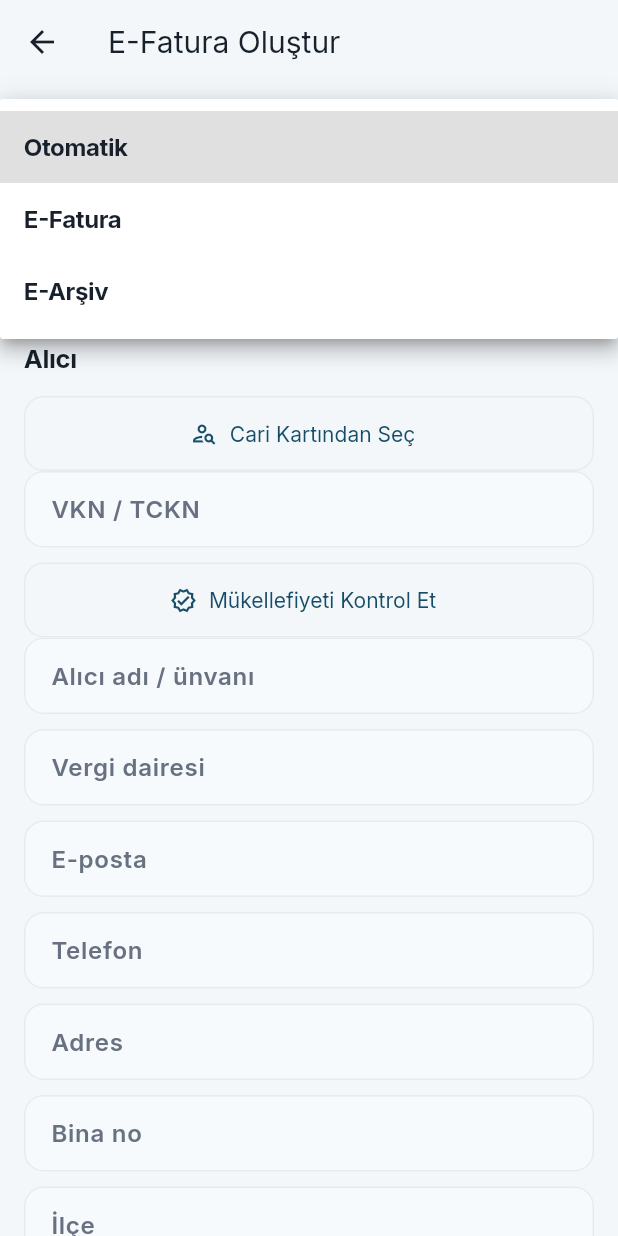
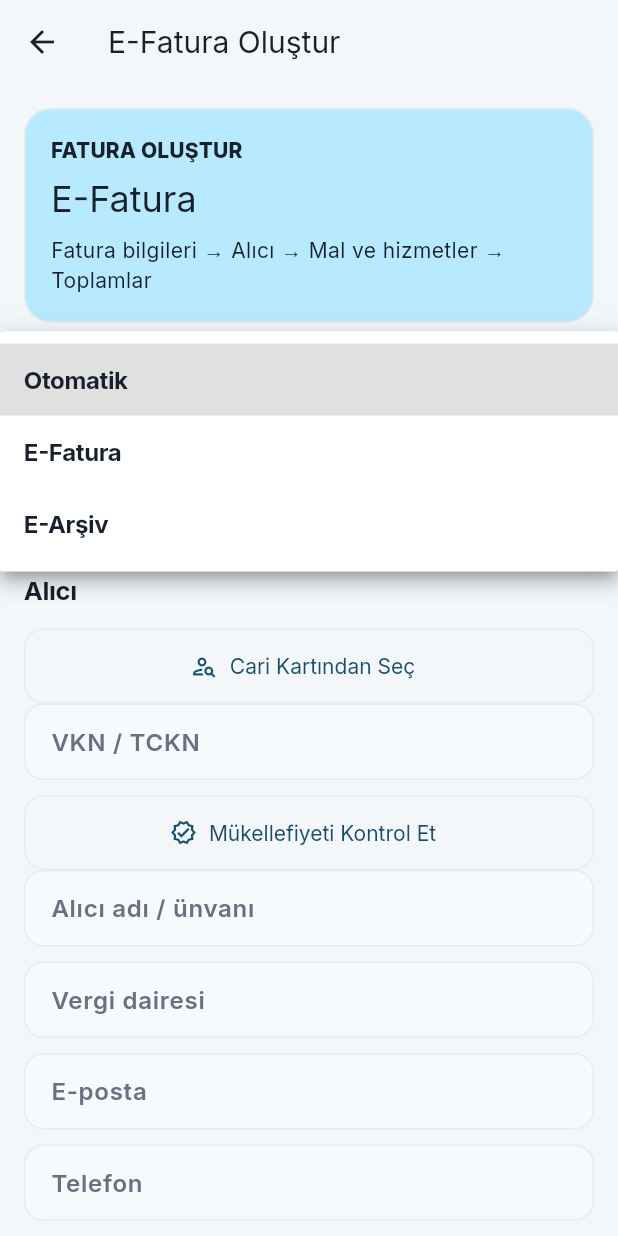
Before and after one commit to erolemir/finkit-mobile, a Flutter app: the EInvoiceComposerPage screen opened directly with empty values, after a tap on "Belge türü", on a phone screen of 412 x 824 dp. Run offline on Flutter 3.47's test engine with Material 3 defaults, Android fonts, the phone set to English and light mode, and no system bars; our stand-ins replace file_picker, flutter_local_notifications, google_fonts, package_info_plus, shared_preferences, timezone and 1 more; missing offline and left inert: workmanager; accounts and stored records are empty; network calls fail.

Commit message:
Add invoice code selection and type-aware taxes to mobile

```diff
--- a/lib/invoice_tax_catalog.dart
+++ b/lib/invoice_tax_catalog.dart
@@ -73,7 +73,13 @@ List<InvoiceTaxKind> availableInvoiceTaxes(
         .toList();
   }
   if ({'SATIS', 'IADE'}.contains(invoiceType)) {
-    return invoiceTaxKinds.where((kind) => kind.mode != 'SPECIAL').toList();
+    return invoiceTaxKinds
+        .where(
+          (kind) =>
+              kind.mode != 'SPECIAL' &&
+              (invoiceType != 'SATIS' || !{'0022', '9021'}.contains(kind.code)),
+        )
+        .toList();
   }
   return [];
 }
--- a/lib/pages/einvoice_composer_page.dart
+++ b/lib/pages/einvoice_composer_page.dart
@@ -241,6 +241,7 @@ class _EInvoiceComposerPageState extends State<EInvoiceComposerPage> {
   bool _sendEmail = false;
   bool _busy = false;
   Map<String, dynamic>? _number;
+  Map<String, dynamic>? _account;
   Map<String, dynamic>? _recipient;
   String? _error;
 
@@ -325,6 +326,40 @@ class _EInvoiceComposerPageState extends State<EInvoiceComposerPage> {
     } else {
       _lines.add(_ComposerLine());
     }
+    _loadInvoiceCodes();
+  }
+
+  Future<void> _loadInvoiceCodes() async {
+    try {
+      final result = await widget.api.electronicInvoiceAccount(
+        isClient: widget.isClient,
+      );
+      if (mounted && result['account'] is Map) {
+        setState(
+          () => _account = Map<String, dynamic>.from(result['account'] as Map),
+        );
+      }
+    } catch (error) {
+      if (mounted) setState(() => _error = 'Belge kodları yüklenemedi: $error');
+    }
+  }
+
+  List<String> get _savedSeries {
+    final type = _documentType == 'AUTO'
+        ? (_recipient == null
+              ? null
+              : _recipient?['is_einvoice_user'] == true
+              ? 'EINVOICE'
+              : 'EARCHIVE')
+        : _documentType;
+    if (type == null || _account == null) return [];
+    final field = type == 'EINVOICE' ? 'einvoice' : 'earchive';
+    final stored = _account!['${field}_series'];
+    return {
+      if (_account!['${field}_serie'] is String)
+        '${_account!['${field}_serie']}',
+      if (stored is List) ...stored.map((value) => '$value'),
+    }.where((code) => RegExp(r'^[A-Z]{3}$').hasMatch(code)).toList();
   }
 
   @override
@@ -557,7 +592,12 @@ class _EInvoiceComposerPageState extends State<EInvoiceComposerPage> {
         identifier,
         isClient: widget.isClient,
       );
-      if (mounted) setState(() => _recipient = result);
+      if (mounted)
+        setState(() {
+          _recipient = result;
+          _form['serie']!.clear();
+          _number = null;
+        });
     } catch (error) {
       if (mounted) setState(() => _error = '$error');
     } finally {
@@ -1164,6 +1204,31 @@ class _EInvoiceComposerPageState extends State<EInvoiceComposerPage> {
     body: ListView(
       padding: const EdgeInsets.all(16),
       children: [
+        Card(
+          color: Theme.of(context).colorScheme.primaryContainer,
+          child: Padding(
+            padding: const EdgeInsets.all(18),
+            child: Column(
+              crossAxisAlignment: CrossAxisAlignment.start,
+              children: [
+                Text(
+                  'FATURA OLUŞTUR',
+                  style: Theme.of(context).textTheme.labelLarge,
+                ),
+                const SizedBox(height: 6),
+                Text(
+                  _documentType == 'EARCHIVE' ? 'E-Arşiv Fatura' : 'E-Fatura',
+                  style: Theme.of(context).textTheme.headlineSmall,
+                ),
+                const SizedBox(height: 8),
+                const Text(
+                  'Fatura bilgileri → Alıcı → Mal ve hizmetler → Toplamlar',
+                ),
+              ],
+            ),
+          ),
+        ),
+        const SizedBox(height: 12),
         DropdownButtonFormField<String>(
           initialValue: _documentType,
           decoration: const InputDecoration(labelText: 'Belge türü'),
@@ -1175,6 +1240,7 @@ class _EInvoiceComposerPageState extends State<EInvoiceComposerPage> {
           onChanged: (value) => setState(() {
             _documentType = value ?? _documentType;
             _number = null;
+            _form['serie']!.clear();
           }),
         ),
         const SizedBox(height: 10),
@@ -1189,6 +1255,19 @@ class _EInvoiceComposerPageState extends State<EInvoiceComposerPage> {
             if (value != null && value != _invoiceType) {
               _invoiceType = value;
               _accountingPartnerId = null;
+              for (final line in _lines) {
+                for (final tax in line.taxes) {
+                  tax.dispose();
+                }
+                line.taxes.clear();
+                line.deductionCode = '';
+                line.eligibilityConfirmed = false;
+                line.fields['deduction_rate']!.clear();
+                line.fields['deduction_base']!.clear();
+                line.fields['withholding_code']!.clear();
+                line.fields['withholding_rate']!.clear();
+                line.fields['bsmv_rate']!.clear();
+              }
             }
           }),
         ),
@@ -1226,7 +1305,28 @@ class _EInvoiceComposerPageState extends State<EInvoiceComposerPage> {
         _field('postal_code', 'Posta kodu'),
         const SectionHeader(title: 'Belge'),
         _field('issue_date', 'Fatura tarihi (YYYY-AA-GG)'),
-        _field('serie', 'Seri (3 harf)'),
+        DropdownButtonFormField<String>(
+          key: ValueKey(
+            'invoice-series-${_documentType}-${_savedSeries.join(',')}-${_v('serie')}',
+          ),
+          initialValue: _savedSeries.contains(_v('serie')) ? _v('serie') : null,
+          decoration: const InputDecoration(labelText: 'Fatura kodu (3 harf)'),
+          hint: Text(
+            _documentType == 'AUTO' && _recipient == null
+                ? 'Önce mükellefiyeti kontrol edin'
+                : 'Kayıtlı kod seçin',
+          ),
+          items: [
+            for (final code in _savedSeries)
+              DropdownMenuItem(value: code, child: Text(code)),
+          ],
+          onChanged: _savedSeries.isEmpty
+              ? null
+              : (value) => setState(() {
+                  _form['serie']!.text = value ?? '';
+                  _number = null;
+                }),
+        ),
         OutlinedButton.icon(
           onPressed: _busy ? null : _previewNumber,
           icon: const Icon(Icons.tag),
```
Also changed, not shown: lib/pages/einvoice_settings_page.dart (+39 -1 lines), 1 other file.
